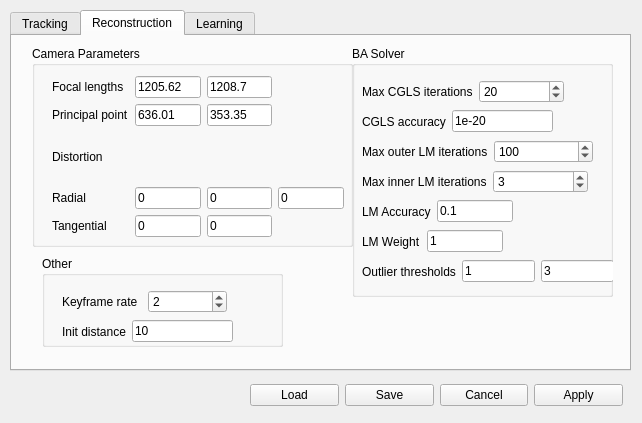
Before: the Qt Designer form clam/preferences.ui in jonabalzer/r4r, drawn with Qt 5.
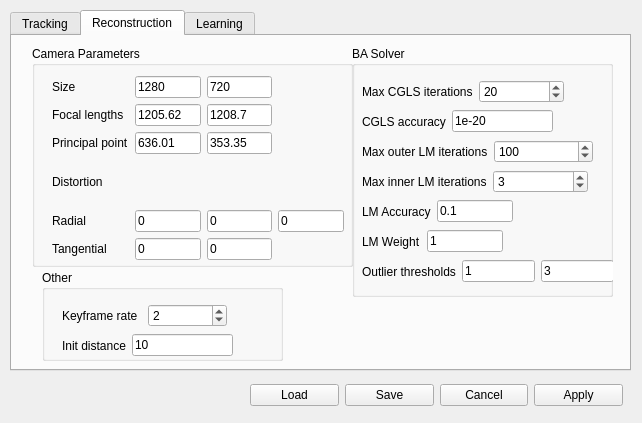
After: the same form once the commit is applied. The open tabs and pages were chosen to show the change.

What changed in the file:
```diff
--- a/clam/preferences.ui
+++ b/clam/preferences.ui
@@ -381,7 +381,7 @@
        <x>20</x>
        <y>10</y>
        <width>321</width>
-       <height>201</height>
+       <height>221</height>
       </rect>
      </property>
      <property name="title">
@@ -393,108 +393,129 @@
         <x>20</x>
         <y>30</y>
         <width>292</width>
-        <height>161</height>
+        <height>184</height>
        </rect>
       </property>
       <layout class="QGridLayout" name="camLayout">
-       <item row="0" column="0">
+       <item row="1" column="0">
         <widget class="QLabel" name="fLabel">
          <property name="text">
           <string>Focal lengths</string>
          </property>
         </widget>
        </item>
-       <item row="0" column="2">
+       <item row="1" column="2">
         <widget class="QLineEdit" name="fvEdit">
          <property name="text">
           <string>1208.7</string>
          </property>
         </widget>
        </item>
-       <item row="1" column="1">
+       <item row="2" column="1">
         <widget class="QLineEdit" name="cuEdit">
          <property name="text">
           <string>636.01</string>
          </property>
         </widget>
        </item>
-       <item row="4" column="2">
+       <item row="5" column="2">
         <widget class="QLineEdit" name="k3Edit">
          <property name="text">
           <string>0</string>
          </property>
         </widget>
        </item>
-       <item row="0" column="1">
+       <item row="1" column="1">
         <widget class="QLineEdit" name="fuEdit">
          <property name="text">
           <string>1205.62</string>
          </property>
         </widget>
        </item>
-       <item row="3" column="0">
+       <item row="4" column="0">
         <widget class="QLabel" name="radLabel">
          <property name="text">
           <string>Radial</string>
          </property>
         </widget>
        </item>
-       <item row="3" column="2">
+       <item row="4" column="2">
         <widget class="QLineEdit" name="k1Edit">
          <property name="text">
           <string>0</string>
          </property>
         </widget>
        </item>
-       <item row="3" column="1">
+       <item row="4" column="1">
         <widget class="QLineEdit" name="k0Edit">
          <property name="text">
           <string>0</string>
          </property>
         </widget>
        </item>
-       <item row="1" column="0">
+       <item row="2" column="0">
         <widget class="QLabel" name="cLabel">
          <property name="text">
           <string>Principal point</string>
          </property>
         </widget>
        </item>
-       <item row="4" column="0">
+       <item row="5" column="0">
         <widget class="QLabel" name="tanLabel">
          <property name="text">
           <string>Tangential</string>
          </property>
         </widget>
        </item>
-       <item row="4" column="1">
+       <item row="5" column="1">
         <widget class="QLineEdit" name="k2Edit">
          <property name="text">
           <string>0</string>
          </property>
         </widget>
        </item>
-       <item row="3" column="3">
+       <item row="4" column="3">
         <widget class="QLineEdit" name="k4Edit">
          <property name="text">
           <string>0</string>
          </property>
         </widget>
        </item>
-       <item row="2" column="0">
+       <item row="3" column="0">
         <widget class="QLabel" name="distLabel">
          <property name="text">
           <string>Distortion</string>
          </property>
         </widget>
        </item>
-       <item row="1" column="2">
+       <item row="2" column="2">
         <widget class="QLineEdit" name="cvEdit">
          <property name="text">
           <string>353.35</string>
          </property>
         </widget>
        </item>
+       <item row="0" column="0">
+        <widget class="QLabel" name="sizeLabel">
+         <property name="text">
+          <string>Size</string>
+         </property>
+        </widget>
+       </item>
+       <item row="0" column="1">
+        <widget class="QLineEdit" name="suEdit">
+         <property name="text">
+          <string>1280</string>
+         </property>
+        </widget>
+       </item>
+       <item row="0" column="2">
+        <widget class="QLineEdit" name="svEdit">
+         <property name="text">
+          <string>720</string>
+         </property>
+        </widget>
+       </item>
       </layout>
      </widget>
     </widget>
@@ -502,7 +523,7 @@
      <property name="geometry">
       <rect>
        <x>30</x>
-       <y>220</y>
+       <y>234</y>
        <width>241</width>
        <height>91</height>
       </rect>
```
Left out of the diff: 2 changed lines with no effect on the pictures.
